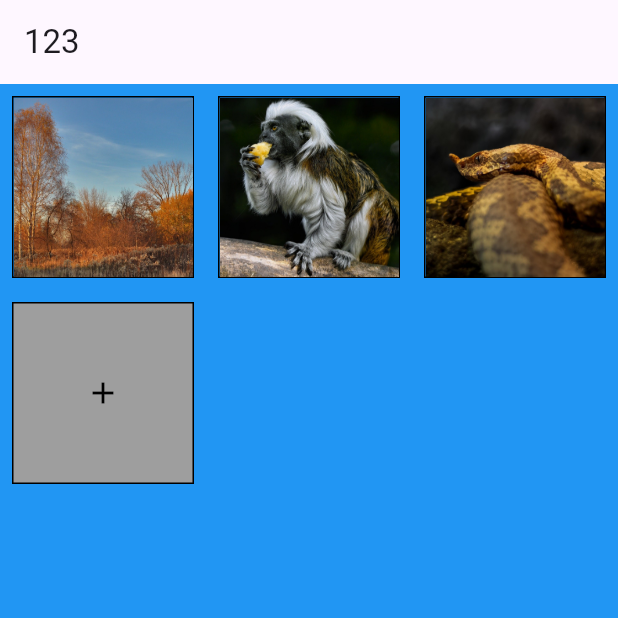
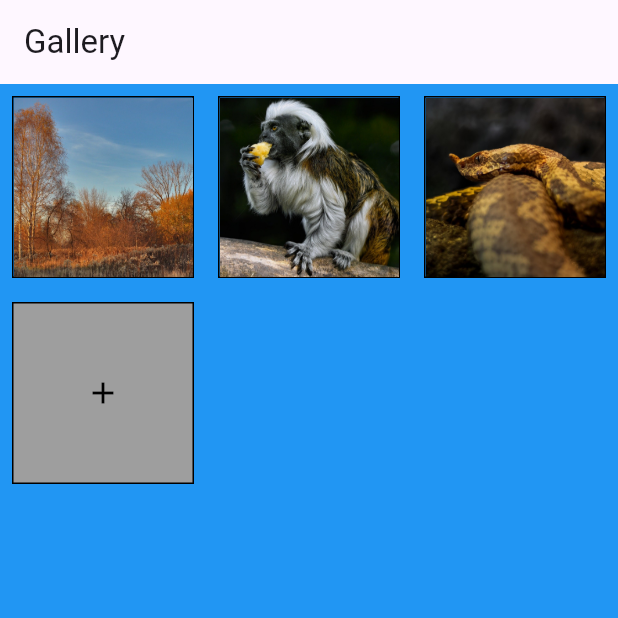
Before and after one commit to andyludeveloper/flutter_gallery, a Flutter app: the screen it shows after launch, on a phone screen of 412 x 824 dp, the top half of it. Run offline on Flutter 3.47's test engine with Material 2 defaults, Android fonts, the phone set to English and light mode, and no system bars; our stand-ins replace camera.

Commit message:
change app bar title

```diff
--- a/lib/ui/gallery.dart
+++ b/lib/ui/gallery.dart
@@ -17,7 +17,7 @@ class Gallery extends StatelessWidget {
     return Scaffold(
         backgroundColor: Colors.blue,
         appBar: AppBar(
-          title: Text("123"),
+          title: const Text("Gallery"),
         ),
         body: Stack(
           children: [
```
